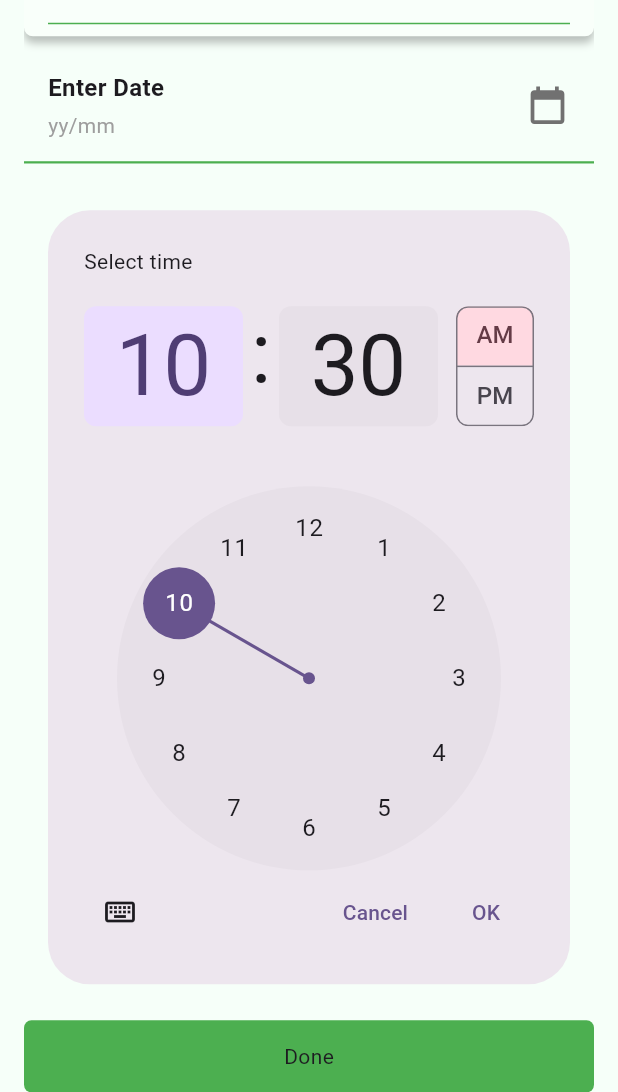
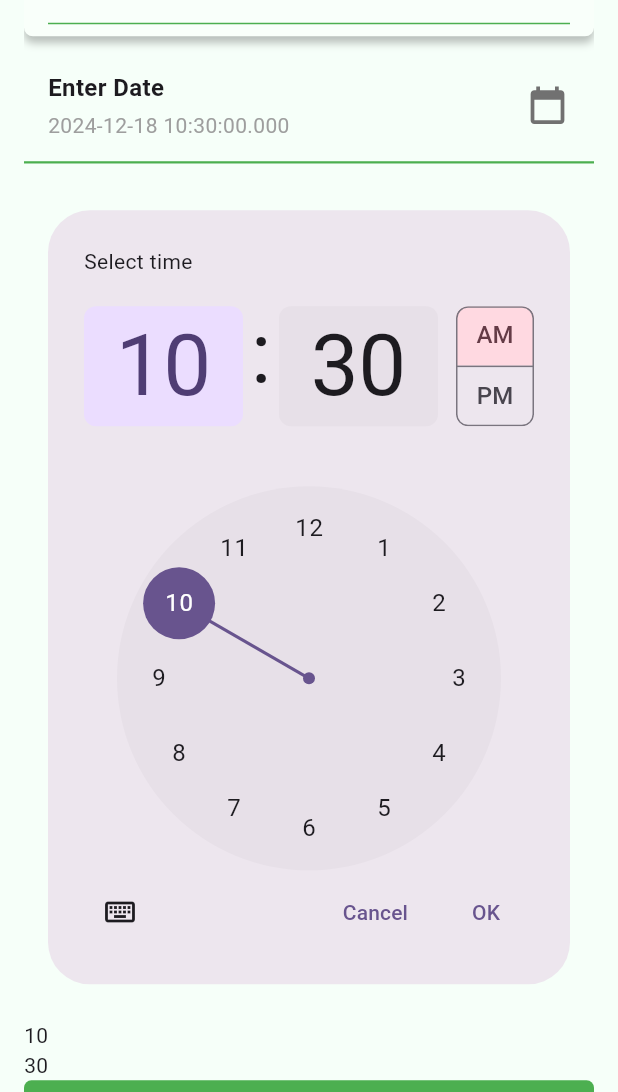
Before and after one commit to AhmedWaela/tasks_app, a Flutter app: the screen it shows after launch, after a tap on the "add" icon, on a phone screen of 412 x 824 dp, the part 144-1236 px from its top. Run offline on Flutter 3.47's test engine with Material 3 defaults, Android fonts, the phone set to English and light mode, and no system bars; our stand-ins replace flutter_local_notifications, flutter_svg, flutter_timezone, shared_preferences, timezone; missing offline and left inert: workmanager.

Commit message:
finsign add task and schedule it

```diff
--- a/lib/core/services/work_manager_services.dart
+++ b/lib/core/services/work_manager_services.dart
@@ -18,7 +18,7 @@ class WorkManagerServices {
       '${task.taskId}',
       task.title,
       inputData: task.toMap(),
-      initialDelay: task.dateTime.difference(DateTime.now()),
+      // initialDelay: task.dateTime.difference(DateTime.now()),
     );
   }
 }
--- a/lib/features/tasks/presentation/views/widgets/add_reminder_view_body.dart
+++ b/lib/features/tasks/presentation/views/widgets/add_reminder_view_body.dart
@@ -1,7 +1,13 @@
+import 'dart:convert';
+
 import 'package:flutter/material.dart' hide TimePickerDialog;
 import 'package:flutter_svg/flutter_svg.dart';
+import 'package:shared_preferences/shared_preferences.dart';
+import 'package:tasks_app/core/services/work_manager_services.dart';
+import 'package:tasks_app/features/tasks/data/models/task_model.dart';
 import 'package:tasks_app/features/tasks/presentation/views/widgets/custom_text_field.dart';
 import 'package:tasks_app/features/tasks/presentation/views/widgets/custom_time_picker_dialog.dart';
+import 'package:uuid/uuid.dart';
 
 class AddReminderViewBody extends StatefulWidget {
   const AddReminderViewBody({super.key});
@@ -11,8 +17,16 @@ class AddReminderViewBody extends StatefulWidget {
 }
 
 class _AddReminderViewBodyState extends State<AddReminderViewBody> {
-  TimeOfDay timeOfDay = TimeOfDay.now();
-  DateTime? dateTime = DateTime.now();
+  DateTime dateTime = DateTime.now();
+  TimeOfDay? timeOfDay;
+  var title = TextEditingController();
+  var description = TextEditingController();
+  @override
+  void initState() {
+    super.initState();
+    timeOfDay = TimeOfDay.fromDateTime(dateTime);
+  }
+
   @override
   Widget build(BuildContext context) {
     return Padding(
@@ -26,11 +40,11 @@ class _AddReminderViewBodyState extends State<AddReminderViewBody> {
                 height: MediaQuery.sizeOf(context).height * 0.01,
               ),
               CustomTextField(
-                controller: TextEditingController(),
+                controller: title,
                 label: 'Title',
               ),
               CustomTextField(
-                controller: TextEditingController(),
+                controller: description,
                 label: 'Description',
               ),
               Container(
@@ -46,7 +60,7 @@ class _AddReminderViewBodyState extends State<AddReminderViewBody> {
                       mainAxisAlignment:
                           MainAxisAlignment.center, // Align vertically
                       crossAxisAlignment: CrossAxisAlignment.start,
-                      children: const [
+                      children: [
                         Text(
                           'Enter Date',
                           style: TextStyle(
@@ -56,7 +70,7 @@ class _AddReminderViewBodyState extends State<AddReminderViewBody> {
                         ),
                         SizedBox(height: 4), // Adds spacing between lines
                         Text(
-                          'yy/mm',
+                          '$dateTime',
                           style: TextStyle(
                             fontSize: 14,
                             color: Colors.grey,
@@ -68,10 +82,11 @@ class _AddReminderViewBodyState extends State<AddReminderViewBody> {
                     GestureDetector(
                       onTap: () async {
                         dateTime = await showDatePicker(
-                            context: context,
-                            firstDate: DateTime(2024),
-                            lastDate: DateTime(2040),
-                            initialDate: DateTime.now());
+                                context: context,
+                                firstDate: DateTime(2024),
+                                lastDate: DateTime(2040),
+                                initialDate: DateTime.now()) ??
+                            DateTime.now();
                       },
                       child: SvgPicture.asset(
                         'assets/images/Icon (1).svg',
@@ -92,7 +107,14 @@ class _AddReminderViewBodyState extends State<AddReminderViewBody> {
                   setState(() {});
                 },
               ),
-              DoneButton()
+              Text('${timeOfDay!.hour}'),
+              Text('${timeOfDay!.minute}'),
+              DoneButton(
+                dateTime: DateTime(dateTime.year, dateTime.month, dateTime.day,
+                    timeOfDay!.hour, timeOfDay!.minute),
+                description: description,
+                title: title,
+              )
             ],
           ),
         ),
@@ -104,12 +126,40 @@ class _AddReminderViewBodyState extends State<AddReminderViewBody> {
 class DoneButton extends StatelessWidget {
   const DoneButton({
     super.key,
+    required this.title,
+    required this.description,
+    required this.dateTime,
   });
+  final TextEditingController title;
+  final TextEditingController description;
+  final DateTime dateTime;
 
   @override
   Widget build(BuildContext context) {
     return GestureDetector(
-      onTap: () {},
+      onTap: () async {
+        var id = Uuid().v4(); // Generate a unique taskId
+        var task = TaskModel(
+          taskId: id.hashCode, // Use the UUID directly as taskId
+          title: title.text,
+          dateTime: dateTime,
+          description: description.text,
+        );
+
+        SharedPreferences sharedPreferences =
+            await SharedPreferences.getInstance();
+        List<String> tasks = sharedPreferences.getStringList('tasks') ?? [];
+
+// Add the task to the list (convert it to a JSON string)
+        tasks.add(jsonEncode(task.toMap()));
+
+// Save the updated list to SharedPreferences
+        await sharedPreferences.setStringList('tasks', tasks);
+        print(tasks);
+
+// Register the task with WorkManager (assuming WorkManagerServices is implemented correctly)
+        await WorkManagerServices.registerMyTask(task);
+      },
       child: Container(
         height: 48,
         width: MediaQuery.sizeOf(context).width,
--- a/lib/features/tasks/presentation/views/widgets/reminder_view_body.dart
+++ b/lib/features/tasks/presentation/views/widgets/reminder_view_body.dart
@@ -1,15 +1,43 @@
+import 'dart:convert'; // Add this import for JSON encoding/decoding
 import 'package:flutter/material.dart';
+import 'package:shared_preferences/shared_preferences.dart';
+import 'package:tasks_app/features/tasks/data/models/task_model.dart';
 import 'package:tasks_app/features/tasks/presentation/views/widgets/task_widget.dart';
 
-class ReminderViewBody extends StatelessWidget {
+class ReminderViewBody extends StatefulWidget {
   const ReminderViewBody({super.key});
+
+  @override
+  State<ReminderViewBody> createState() => _ReminderViewBodyState();
+}
+
+class _ReminderViewBodyState extends State<ReminderViewBody> {
+  List<TaskModel> tasks = [];
+
+  @override
+  void initState() {
+    super.initState();
+    getTasks();
+  }
+
+  getTasks() async {
+    final sharedPrefs = await SharedPreferences.getInstance();
+    List<String>? tasksJson = sharedPrefs.getStringList('tasks');
+
+    if (tasksJson != null) {
+      tasks = tasksJson.map((taskJson) {
+        return TaskModel.fromJson(json.decode(taskJson));
+      }).toList();
+      setState(() {});
+    }
+  }
 
   @override
   Widget build(BuildContext context) {
     return ListView.builder(
-      itemCount: 10,
+      itemCount: tasks.length,
       itemBuilder: (context, index) {
-        return TaskWidget();
+        return TaskWidget(taskModel: tasks[index]);
       },
     );
   }
--- a/lib/features/tasks/presentation/views/widgets/task_widget.dart
+++ b/lib/features/tasks/presentation/views/widgets/task_widget.dart
@@ -1,9 +1,10 @@
 import 'package:flutter/material.dart';
 import 'package:flutter_svg/flutter_svg.dart';
+import 'package:tasks_app/features/tasks/data/models/task_model.dart';
 
 class TaskWidget extends StatelessWidget {
-  const TaskWidget({super.key});
-
+  const TaskWidget({super.key, required this.taskModel});
+  final TaskModel taskModel;
   @override
   Widget build(BuildContext context) {
     return Padding(
@@ -31,7 +32,7 @@ class TaskWidget extends StatelessWidget {
                 Row(
                   children: [
                     Text(
-                      'Flutter Session',
+                      taskModel.title,
                       style:
                           TextStyle(fontSize: 16, fontWeight: FontWeight.w700),
                     ),
@@ -45,7 +46,7 @@ class TaskWidget extends StatelessWidget {
                   height: 16,
                 ),
                 Text(
-                  'Reminds',
+                  taskModel.description ?? '',
                   style: TextStyle(
                       fontSize: 12,
                       fontWeight: FontWeight.w400,
@@ -60,7 +61,8 @@ class TaskWidget extends StatelessWidget {
                     SizedBox(
                       width: 4,
                     ),
-                    Text('2024-11-23',
+                    Text(
+                        "${taskModel.dateTime.year}-${taskModel.dateTime.month}-${taskModel.dateTime.day}",
                         style: TextStyle(
                             fontSize: 12,
                             fontWeight: FontWeight.w400,
@@ -72,7 +74,8 @@ class TaskWidget extends StatelessWidget {
                     SizedBox(
                       width: 4,
                     ),
-                    Text('2024-11-23',
+                    Text(
+                        '${taskModel.dateTime.hour}:${taskModel.dateTime.minute}',
                         style: TextStyle(
                             fontSize: 12,
                             fontWeight: FontWeight.w400,
--- a/lib/main.dart
+++ b/lib/main.dart
@@ -15,6 +15,8 @@ Future<void> main() async {
   runApp(const TasksAppp());
 }
 
+final GlobalKey<NavigatorState> navigatorKey = GlobalKey();
+
 class TasksAppp extends StatelessWidget {
   const TasksAppp({super.key});
 
@@ -22,6 +24,7 @@ class TasksAppp extends StatelessWidget {
   @override
   Widget build(BuildContext context) {
     return MaterialApp(
+      navigatorKey: navigatorKey,
       debugShowCheckedModeBanner: false,
       title: 'Flutter Demo',
       theme: ThemeData(
@@ -145,7 +148,7 @@ class _MyHomePageState extends State<MyHomePage> {
       ),
       floatingActionButton: FloatingActionButton(
         onPressed: () async {
-          await WorkManagerServices.registerMyTask();
+          // await WorkManagerServices.registerMyTask();
         },
         tooltip: 'Increment',
         child: const Icon(Icons.add),
```
